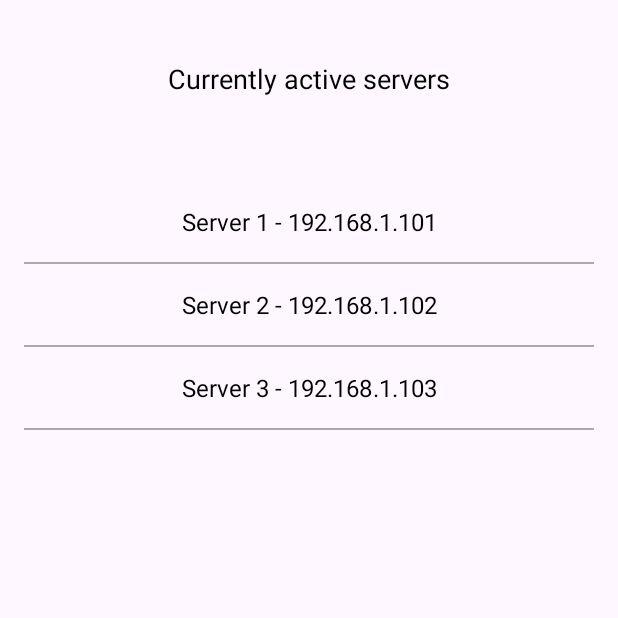
After one commit to IsrakAhmed/LanCon, an Android app: the JoinServerActivity screen opened directly, with no data from a screen before it, on a phone screen of 412 x 824 dp, the top half of it. The commit adds this screen. Run offline under Robolectric (Android 15) with nearby library versions, the phone set to English and light mode, and no system bars.

Commit message:
basic structure for join server

```diff
--- a/app/src/main/AndroidManifest.xml
+++ b/app/src/main/AndroidManifest.xml
@@ -22,7 +22,11 @@
             </intent-filter>
         </activity>
 
-        <activity android:name=".ChatActivity">
+        <activity android:name=".SelectionActivity">
+
+        </activity>
+
+        <activity android:name=".JoinServerActivity">
 
         </activity>
 
--- /dev/null
+++ b/app/src/main/java/team/lancon/JoinServerActivity.java
@@ -0,0 +1,73 @@
+package team.lancon;
+
+import androidx.appcompat.app.AlertDialog;
+import androidx.appcompat.app.AppCompatActivity;
+import android.content.DialogInterface;
+import android.os.Bundle;
+import android.view.View;
+import android.widget.AdapterView;
+import android.widget.ArrayAdapter;
+import android.widget.ListView;
+import android.widget.TextView;
+import android.widget.Toast;
+
+import java.util.ArrayList;
+
+public class JoinServerActivity extends AppCompatActivity {
+
+    private ListView serverListView;
+    private ArrayList<String> serverList;
+    private TextView headerTextView;
+
+    @Override
+    protected void onCreate(Bundle savedInstanceState) {
+        super.onCreate(savedInstanceState);
+        setContentView(R.layout.activity_joinserver);
+
+        serverListView = findViewById(R.id.serverListView);
+
+        headerTextView = findViewById(R.id.headerTextView);
+
+        // Mock data for active servers
+        serverList = new ArrayList<>();
+        serverList.add("Server 1 - 192.168.1.101");
+        serverList.add("Server 2 - 192.168.1.102");
+        serverList.add("Server 3 - 192.168.1.103");
+
+        ArrayAdapter<String> adapter = new ArrayAdapter<>(this, R.layout.server_list_item, serverList);
+
+        serverListView.setAdapter(adapter);
+
+        serverListView.setOnItemClickListener(new AdapterView.OnItemClickListener() {
+            @Override
+            public void onItemClick(AdapterView<?> parent, View view, int position, long id) {
+                String selectedServer = serverList.get(position);
+                showConnectDialog(selectedServer);
+            }
+        });
+    }
+
+    private void showConnectDialog(final String serverInfo) {
+        AlertDialog.Builder builder = new AlertDialog.Builder(this);
+        builder.setTitle("Connect to Server");
+        builder.setMessage("Do you want to connect to " + serverInfo + "?");
+
+        builder.setPositiveButton("Connect", new DialogInterface.OnClickListener() {
+            @Override
+            public void onClick(DialogInterface dialog, int which) {
+                Toast.makeText(JoinServerActivity.this, "Okay, connecting...", Toast.LENGTH_SHORT).show();
+                // Implement connection logic here
+            }
+        });
+
+        builder.setNegativeButton("Cancel", new DialogInterface.OnClickListener() {
+            @Override
+            public void onClick(DialogInterface dialog, int which) {
+                dialog.dismiss();
+            }
+        });
+
+        AlertDialog dialog = builder.create();
+        dialog.show();
+    }
+}
--- /dev/null
+++ b/app/src/main/res/layout/activity_joinserver.xml
@@ -0,0 +1,35 @@
+<?xml version="1.0" encoding="utf-8"?>
+<androidx.constraintlayout.widget.ConstraintLayout xmlns:android="http://schemas.android.com/apk/res/android"
+    xmlns:app="http://schemas.android.com/apk/res-auto"
+    xmlns:tools="http://schemas.android.com/tools"
+    android:layout_width="match_parent"
+    android:layout_height="match_parent"
+    tools:context=".JoinServerActivity">
+
+    <TextView
+        android:id="@+id/headerTextView"
+        android:layout_width="wrap_content"
+        android:layout_height="wrap_content"
+        android:text="Currently active servers"
+        android:textSize="18sp"
+        android:textColor="@android:color/black"
+        app:layout_constraintTop_toTopOf="parent"
+        app:layout_constraintStart_toStartOf="parent"
+        app:layout_constraintEnd_toEndOf="parent"
+        android:layout_marginTop="40dp"
+        app:layout_constraintBottom_toTopOf="@+id/serverListView"/>
+
+    <ListView
+        android:id="@+id/serverListView"
+        android:layout_width="0dp"
+        android:layout_height="0dp"
+        app:layout_constraintTop_toBottomOf="@+id/headerTextView"
+        app:layout_constraintBottom_toBottomOf="parent"
+        app:layout_constraintStart_toStartOf="parent"
+        app:layout_constraintEnd_toEndOf="parent"
+        android:divider="@android:color/darker_gray"
+        android:dividerHeight="1dp"
+        android:layout_marginTop="40dp"
+        android:padding="16dp"/>
+
+</androidx.constraintlayout.widget.ConstraintLayout>
--- /dev/null
+++ b/app/src/main/res/layout/server_list_item.xml
@@ -0,0 +1,8 @@
+<?xml version="1.0" encoding="utf-8"?>
+<TextView xmlns:android="http://schemas.android.com/apk/res/android"
+    android:layout_width="match_parent"
+    android:layout_height="wrap_content"
+    android:padding="16dp"
+    android:textAlignment="center"
+    android:textSize="16sp"
+    android:textColor="@android:color/black"/>
```
Also changed, not shown: app/src/main/java/team/lancon/ChatActivity.java (deleted, +0 -57 lines), app/src/main/java/team/lancon/MainActivity.java (+7 -7 lines), app/src/main/java/team/lancon/SelectionActivity.java (added, +80 -0 lines), app/src/main/res/drawable-v21/button_background.xml (added, +9 -0 lines), app/src/main/res/drawable/button_background.xml (added, +9 -0 lines), app/src/main/res/drawable/edittext_background.xml (added, +12 -0 lines), app/src/main/res/layout/activity_main.xml (+14 -5 lines), app/src/main/res/layout/activity_selection.xml (renamed from app/src/main/res/layout/activity_chat.xml, +9 -9 lines), app/src/main/res/values/colors.xml (+8 -1 lines).
